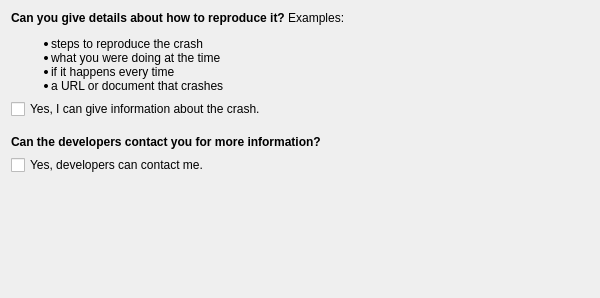
Before: the Qt Designer form drkonqi/ui/assistantpage_bugawareness.ui in KDE/kde-runtime, drawn with Qt 5.
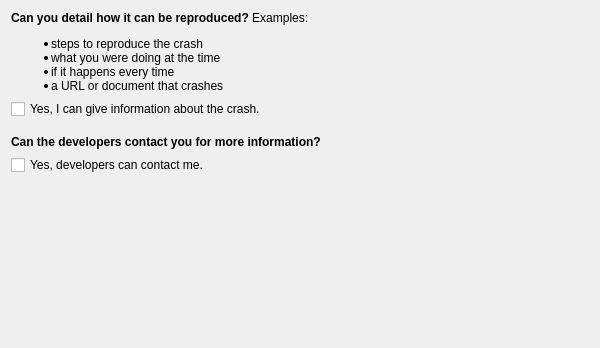
After: the same form once the commit is applied.

The edit to the form file:
```diff
--- a/drkonqi/ui/assistantpage_bugawareness.ui
+++ b/drkonqi/ui/assistantpage_bugawareness.ui
@@ -7,14 +7,14 @@
     <x>0</x>
     <y>0</y>
     <width>600</width>
-    <height>298</height>
+    <height>348</height>
    </rect>
   </property>
   <layout class="QGridLayout" name="gridLayout">
    <item row="0" column="0">
     <widget class="QLabel" name="m_detailLabel">
      <property name="text">
-      <string comment="@info refers to 'if you can give detailed information'">&lt;para&gt;&lt;b&gt;Can you give details about how to reproduce it?&lt;/b&gt;&lt;/para&gt;&lt;/br&gt;&lt;para&gt;&lt;emphasis&gt; Examples: &lt;ul&gt;&lt;li&gt;steps to reproduce the crash&lt;/li&gt; &lt;li&gt;what you were doing at the time&lt;/li&gt; &lt;li&gt;if it happens every time&lt;/li&gt; &lt;li&gt;a URL or document that crashes&lt;/li&gt;&lt;/emphasis&gt;&lt;/para&gt;</string>
+      <string comment="@info refers to 'if you can give detailed information'">&lt;para&gt;&lt;b&gt;Can you detail how it can be reproduced?&lt;/b&gt;&lt;/para&gt;&lt;/br&gt;&lt;para&gt;&lt;emphasis&gt; Examples: &lt;ul&gt;&lt;li&gt;steps to reproduce the crash&lt;/li&gt; &lt;li&gt;what you were doing at the time&lt;/li&gt; &lt;li&gt;if it happens every time&lt;/li&gt; &lt;li&gt;a URL or document that crashes&lt;/li&gt;&lt;/emphasis&gt;&lt;/para&gt;</string>
      </property>
      <property name="wordWrap">
       <bool>true</bool>
```
